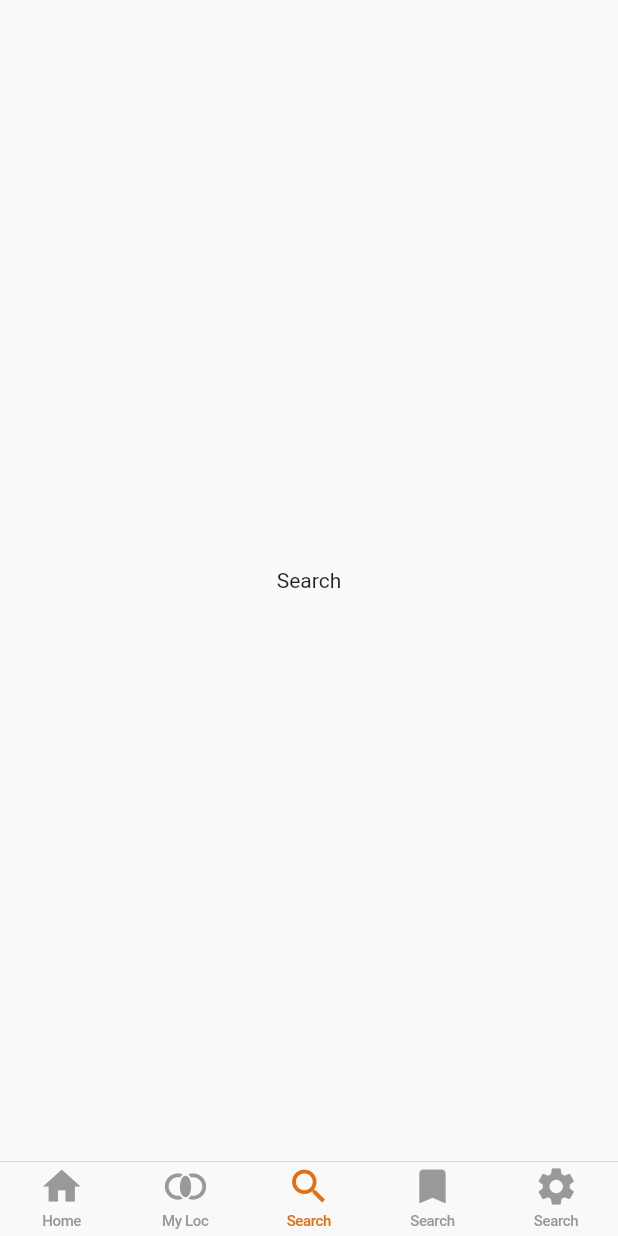
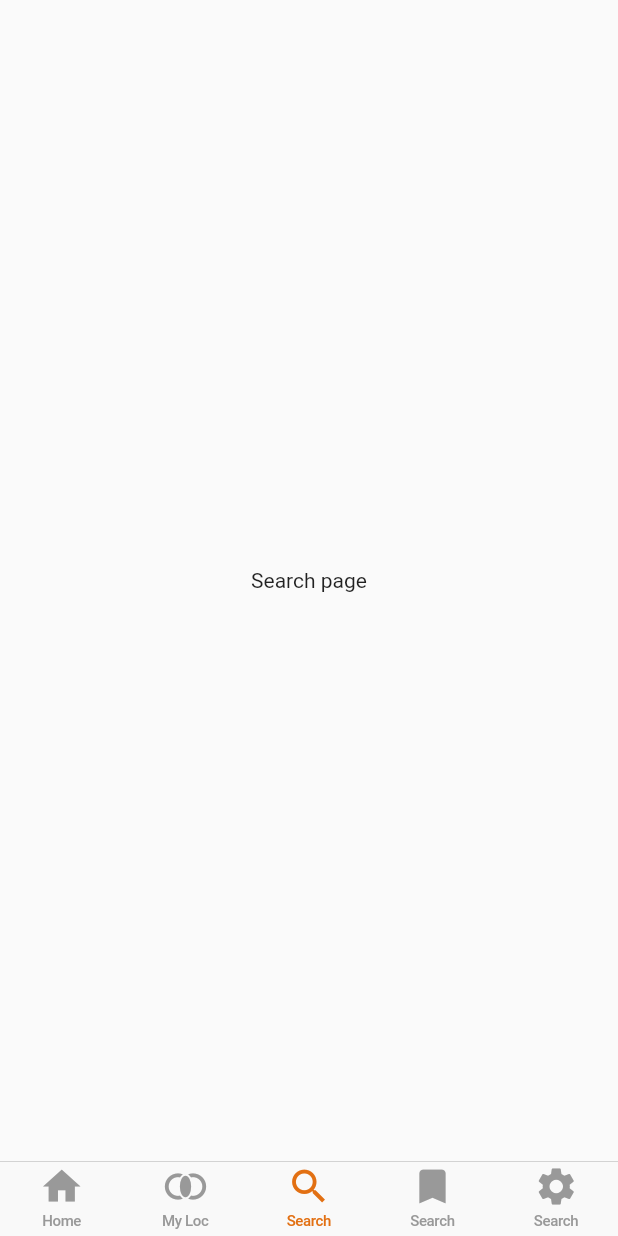
Before and after one commit to maazjnr/ui-travel-app, a Flutter app: the MyHomePage screen opened directly, item 3 of the bottom bar chosen, on a phone screen of 412 x 824 dp. Run offline on Flutter 3.47's test engine with Material 2 defaults, Android fonts, the phone set to English and light mode, and no system bars.

Commit message:
widgeds folder

```diff
--- a/lib/screens/search.dart
+++ b/lib/screens/search.dart
@@ -14,7 +14,7 @@ class _SearchState extends State<Search> {
   @override
   Widget build(BuildContext context) {
     return Center(
-      child: Text('Search'),
+      child: Text('Search page'),
     );
   }
 }
```
